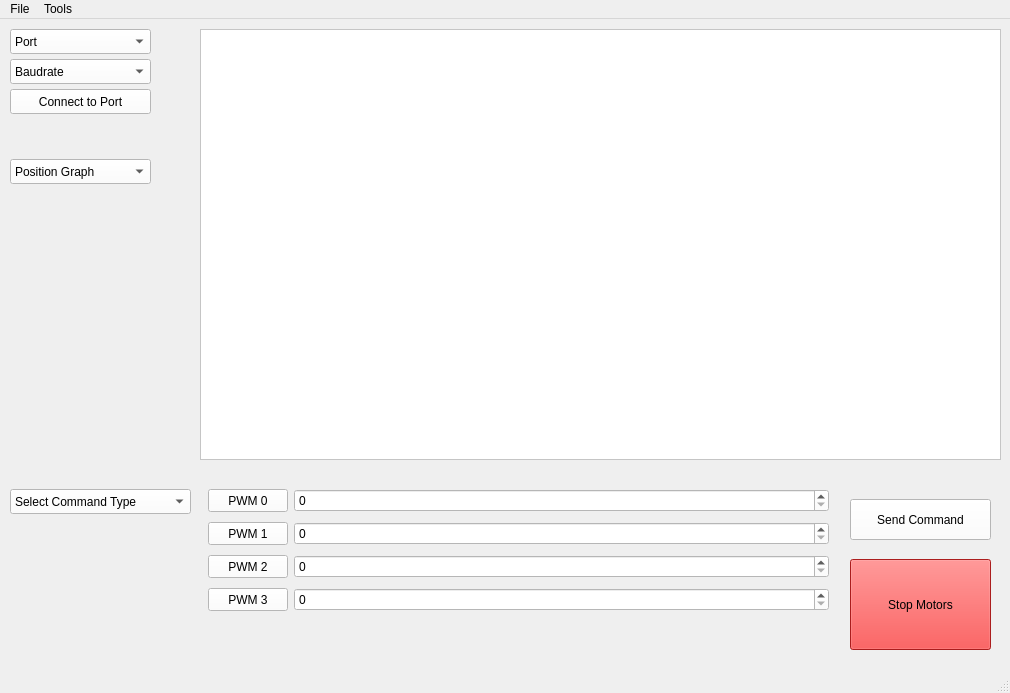
First picture: the form in python_serial/Controller GUI/ui/Controller_GUI.ui, repository dstoianovici/Teensy4_L298_MotorController, before the edit.
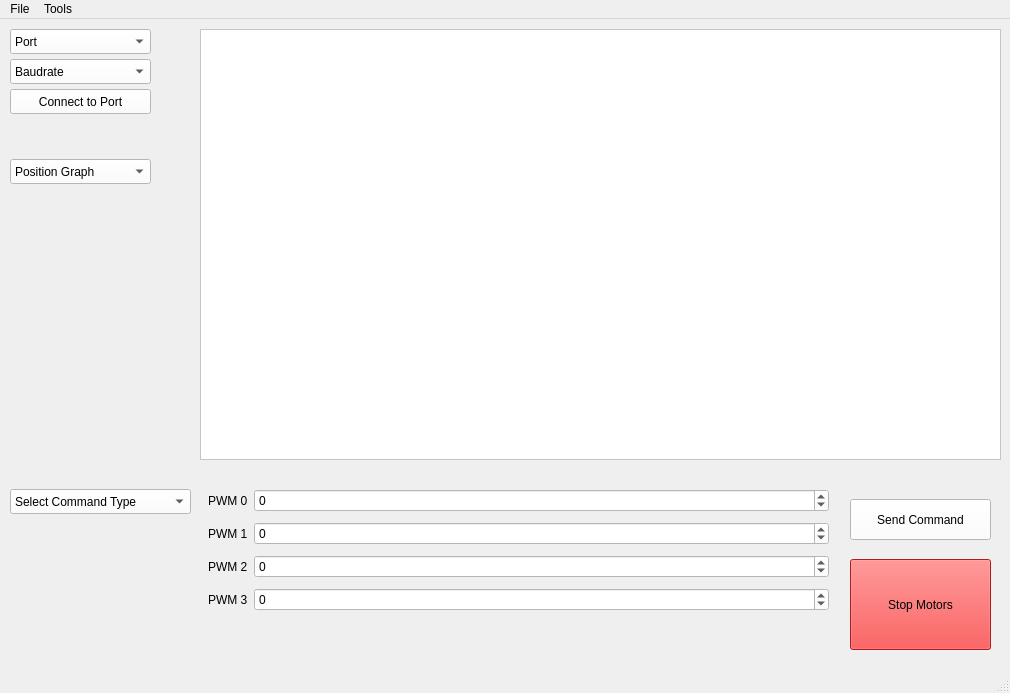
Second picture: the form after the edit. Custom widgets are drawn as their Qt base class.

The edit to the form file:
```diff
--- a/python_serial/Controller GUI/ui/Controller_GUI.ui
+++ b/python_serial/Controller GUI/ui/Controller_GUI.ui
@@ -1269,60 +1269,11 @@
        <property name="verticalSpacing">
         <number>10</number>
        </property>
-       <item row="0" column="0">
-        <widget class="QPushButton" name="pwm_pushButton_0">
-         <property name="sizePolicy">
-          <sizepolicy hsizetype="Minimum" vsizetype="Minimum">
-           <horstretch>0</horstretch>
-           <verstretch>0</verstretch>
-          </sizepolicy>
-         </property>
-         <property name="text">
-          <string>PWM 0</string>
-         </property>
-        </widget>
-       </item>
-       <item row="1" column="0">
-        <widget class="QPushButton" name="pwm_pushButton_1">
-         <property name="sizePolicy">
-          <sizepolicy hsizetype="Minimum" vsizetype="Minimum">
-           <horstretch>0</horstretch>
-           <verstretch>0</verstretch>
-          </sizepolicy>
-         </property>
-         <property name="text">
-          <string>PWM 1</string>
-         </property>
-        </widget>
-       </item>
-       <item row="2" column="0">
-        <widget class="QPushButton" name="pwm0_pushButton_2">
-         <property name="sizePolicy">
-          <sizepolicy hsizetype="Minimum" vsizetype="Minimum">
-           <horstretch>0</horstretch>
-           <verstretch>0</verstretch>
-          </sizepolicy>
-         </property>
-         <property name="text">
-          <string>PWM 2</string>
-         </property>
-        </widget>
-       </item>
-       <item row="3" column="0">
-        <widget class="QPushButton" name="pwm0_pushButton_3">
-         <property name="sizePolicy">
-          <sizepolicy hsizetype="Minimum" vsizetype="Minimum">
-           <horstretch>0</horstretch>
-           <verstretch>0</verstretch>
-          </sizepolicy>
-         </property>
-         <property name="text">
-          <string>PWM 3</string>
-         </property>
-        </widget>
-       </item>
        <item row="0" column="1">
         <widget class="QSpinBox" name="pwm_spinBox_0">
+         <property name="minimum">
+          <number>-255</number>
+         </property>
          <property name="maximum">
           <number>255</number>
          </property>
@@ -1333,6 +1284,9 @@
        </item>
        <item row="1" column="1">
         <widget class="QSpinBox" name="pwm_spinBox_1">
+         <property name="minimum">
+          <number>-255</number>
+         </property>
          <property name="maximum">
           <number>255</number>
          </property>
@@ -1343,6 +1297,9 @@
        </item>
        <item row="2" column="1">
         <widget class="QSpinBox" name="pwm_spinBox_2">
+         <property name="minimum">
+          <number>-255</number>
+         </property>
          <property name="maximum">
           <number>255</number>
          </property>
@@ -1353,6 +1310,9 @@
        </item>
        <item row="3" column="1">
         <widget class="QSpinBox" name="pwm_spinBox_3">
+         <property name="minimum">
+          <number>-255</number>
+         </property>
          <property name="maximum">
           <number>255</number>
          </property>
@@ -1361,6 +1321,34 @@
          </property>
         </widget>
        </item>
+       <item row="0" column="0">
+        <widget class="QLabel" name="label_2">
+         <property name="text">
+          <string>PWM 0</string>
+         </property>
+        </widget>
+       </item>
+       <item row="1" column="0">
+        <widget class="QLabel" name="label_3">
+         <property name="text">
+          <string>PWM 1</string>
+         </property>
+        </widget>
+       </item>
+       <item row="2" column="0">
+        <widget class="QLabel" name="label_4">
+         <property name="text">
+          <string>PWM 2</string>
+         </property>
+        </widget>
+       </item>
+       <item row="3" column="0">
+        <widget class="QLabel" name="label_5">
+         <property name="text">
+          <string>PWM 3</string>
+         </property>
+        </widget>
+       </item>
       </layout>
      </widget>
     </widget>
```
Left out of the diff: 156 changed lines with no effect on the pictures.
